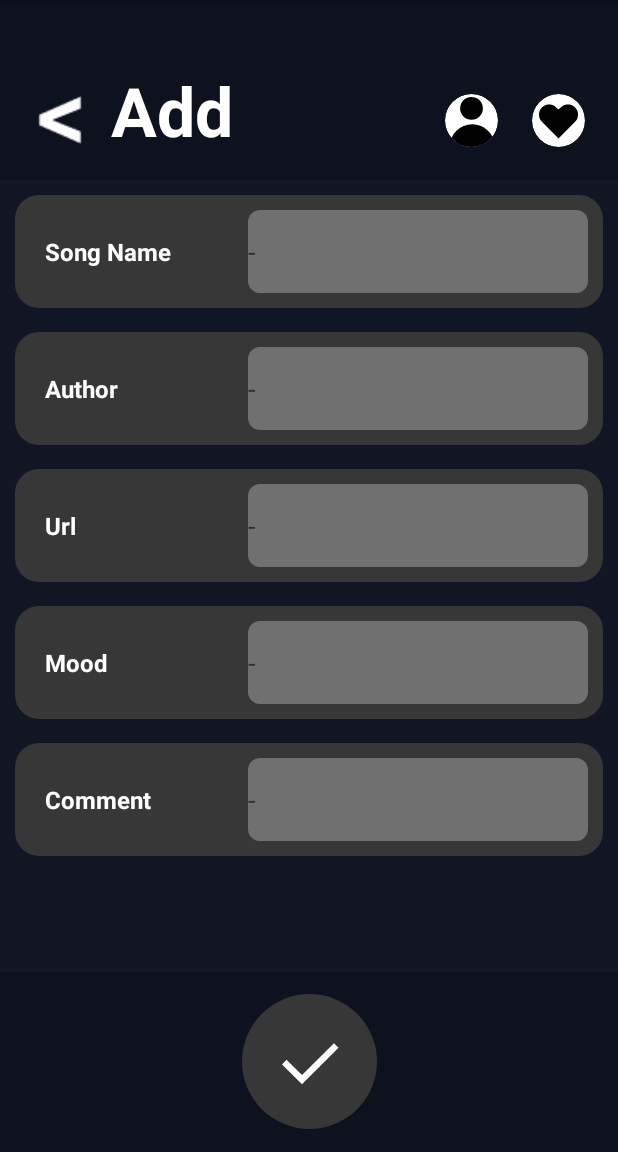
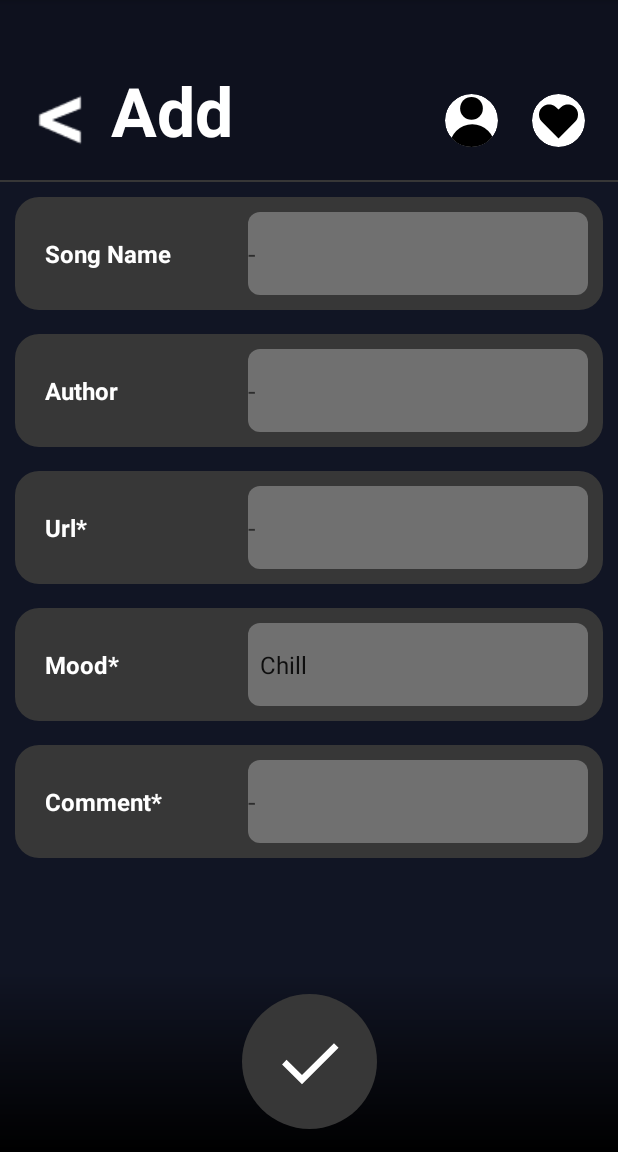
Before and after one commit to equa-tory/Android-Music-Recomendation, an Android app: the AddActivity screen opened directly, with no data from a screen before it, on a phone screen of 412 x 824 dp, the part 84-1236 px from its top. Run offline under Robolectric (Android 15) with nearby library versions, the light colour scheme and no system bars.

Commit message:
2.1 redesign + first device test + ServerConfig

```diff
--- a/app/src/main/java/com/example/test01/AddActivity.java
+++ b/app/src/main/java/com/example/test01/AddActivity.java
@@ -1,11 +1,16 @@
 package com.example.test01;
+
+import static android.view.View.GONE;
+import static android.view.View.VISIBLE;
 
 import android.content.Intent;
 import android.os.Bundle;
 import android.util.Log;
 import android.view.View;
+import android.widget.ArrayAdapter;
 import android.widget.EditText;
 import android.widget.ImageButton;
+import android.widget.Spinner;
 import android.widget.TextView;
 
 import androidx.activity.EdgeToEdge;
@@ -21,6 +26,7 @@ import retrofit2.Retrofit;
 import retrofit2.converter.gson.GsonConverterFactory;
 
 public class AddActivity extends AppCompatActivity {
+
     View fieldItemTitle;
     View fieldItemAuthor;
     View fieldItemUrl;
@@ -45,13 +51,22 @@ public class AddActivity extends AppCompatActivity {
         fi_author_title.setText("Author");
 
         TextView fi_url_title = fieldItemUrl.findViewById(R.id.field_title);
-        fi_url_title.setText("Url");
+        fi_url_title.setText("Url*");
 
         TextView fi_mood_title = fieldItemMood.findViewById(R.id.field_title);
-        fi_mood_title.setText("Mood");
+        fi_mood_title.setText("Mood*");
+        //
+        Spinner spinner = fieldItemMood.findViewById(R.id.field_spinner);
+        fieldItemMood.findViewById(R.id.field_edittext).setVisibility(GONE);
+        spinner.setVisibility(VISIBLE);
+        //
+        String[] moodLabels = {"Chill", "Drive", "Casual", "Rock", "Christmas"};
+        ArrayAdapter<String> adapter = new ArrayAdapter<>(this, android.R.layout.simple_spinner_item, moodLabels);
+        adapter.setDropDownViewResource(android.R.layout.simple_spinner_dropdown_item);
+        spinner.setAdapter(adapter);
 
         TextView fi_comment_title = fieldItemComment.findViewById(R.id.field_title);
-        fi_comment_title.setText("Comment");
+        fi_comment_title.setText("Comment*");
     }
 
     public void ActivityToMain(View v) {
@@ -61,7 +76,7 @@ public class AddActivity extends AppCompatActivity {
 
     public void SubmitTrack(View v){
         Retrofit retrofit = new Retrofit.Builder()
-                .baseUrl("http://10.0.2.2:8000/") // важно! для эмулятора Android = localhost
+                .baseUrl(ServerConfig.SERVER_ADDRESS) // важно! для эмулятора Android = localhost
                 .addConverterFactory(GsonConverterFactory.create())
                 .build();
 
@@ -72,7 +87,7 @@ public class AddActivity extends AppCompatActivity {
         EditText fi_title = fieldItemTitle.findViewById(R.id.field_edittext);
         EditText fi_author = fieldItemAuthor.findViewById(R.id.field_edittext);
         EditText fi_url = fieldItemUrl.findViewById(R.id.field_edittext);
-        EditText fi_mood = fieldItemMood.findViewById(R.id.field_edittext);
+        Spinner fi_mood = fieldItemMood.findViewById(R.id.field_spinner);
         EditText fi_comment = fieldItemComment.findViewById(R.id.field_edittext);
 
         int userId = getSharedPreferences("prefs", MODE_PRIVATE)
@@ -87,7 +102,8 @@ public class AddActivity extends AppCompatActivity {
             fi_title.getText().toString(),
             fi_author.getText().toString(),
             fi_url.getText().toString(),
-            Integer.parseInt(fi_mood.getText().toString()),
+//            Integer.parseInt(fi_mood.getText().toString()),
+            fi_mood.getSelectedItemPosition(),
             fi_comment.getText().toString(),
             userId
         );
--- a/app/src/main/java/com/example/test01/LoginActivity.java
+++ b/app/src/main/java/com/example/test01/LoginActivity.java
@@ -19,6 +19,7 @@ import retrofit2.converter.gson.GsonConverterFactory;
 
 public class LoginActivity extends AppCompatActivity {
 
+
     @Override
     protected void onCreate(Bundle savedInstanceState) {
         super.onCreate(savedInstanceState);
@@ -37,7 +38,7 @@ public class LoginActivity extends AppCompatActivity {
 
     public void SubmitUser(View v){
         Retrofit retrofit = new Retrofit.Builder()
-                .baseUrl("http://10.0.2.2:8000/")
+                .baseUrl(ServerConfig.SERVER_ADDRESS)
                 .addConverterFactory(GsonConverterFactory.create())
                 .build();
 
--- /dev/null
+++ b/app/src/main/java/com/example/test01/ServerConfig.java
@@ -0,0 +1,6 @@
+package com.example.test01;
+
+public class ServerConfig {
+    //    private String serverAdress = "http://10.0.2.2:8000/";
+    public static final String SERVER_ADDRESS = "http://147.45.136.188:8080/";
+}
--- a/app/src/main/res/drawable/gradient_footer.xml
+++ b/app/src/main/res/drawable/gradient_footer.xml
@@ -2,7 +2,7 @@
 <shape xmlns:android="http://schemas.android.com/apk/res/android">
     <gradient
         android:angle="270"
-        android:startColor="#00000011"
-        android:endColor="#00000000"
+        android:startColor="#0000"
+        android:endColor="#000000"
         android:type="linear"/>
 </shape>
--- a/app/src/main/res/layout/activity_add.xml
+++ b/app/src/main/res/layout/activity_add.xml
@@ -7,12 +7,14 @@
     android:layout_height="match_parent"
     tools:context=".MainActivity">
 
-    <LinearLayout
+    <GridLayout
         android:id="@+id/grid_main"
         android:background="@color/d03"
         android:layout_width="match_parent"
         android:layout_height="match_parent"
-        android:orientation="vertical">
+        android:orientation="vertical"
+        android:columnCount="1"
+        android:rowCount="4">
 
         <LinearLayout
             android:id="@+id/grid_header"
@@ -20,7 +22,8 @@
             android:layout_height="120dp"
             android:background="@color/d02"
             android:orientation="horizontal"
-            android:padding="16dp">
+            android:padding="16dp"
+            android:layout_row="0">
 
             <ImageButton
                 android:id="@+id/back_button"
@@ -67,6 +70,13 @@
 
         </LinearLayout>
 
+        <View
+            android:layout_width="match_parent"
+            android:layout_height="1dp"
+            android:background="@color/d04"
+            android:layout_gravity="bottom|center"
+            android:layout_row="1"/>
+
         <LinearLayout
             android:id="@+id/grid_list"
             android:layout_width="match_parent"
@@ -74,7 +84,10 @@
             android:layout_height="0dp"
             android:orientation="vertical"
             android:gravity="center|top"
-            android:padding="10dp">
+            android:padding="10dp"
+            android:layout_row="2"
+            android:layout_rowSpan="2"
+            android:layout_gravity="fill">
 
             <include
                 layout="@layout/item_field"
@@ -99,7 +112,9 @@
             android:layout_height="120dp"
             android:orientation="horizontal"
             android:gravity="center"
-            android:background="@color/d02">
+            android:background="@drawable/gradient_footer"
+            android:layout_row="3"
+            android:layout_column="0">
 
             <ImageButton
                 android:id="@+id/confirm_button"
@@ -111,6 +126,6 @@
                 android:onClick="SubmitTrack"
                 app:srcCompat="@drawable/confirm" />
         </LinearLayout>
-    </LinearLayout>
+    </GridLayout>
 
 </androidx.constraintlayout.widget.ConstraintLayout>
--- a/app/src/main/res/layout/item_field.xml
+++ b/app/src/main/res/layout/item_field.xml
@@ -40,6 +40,13 @@
                 android:layout_width="match_parent"
                 android:layout_height="match_parent"
                 android:hint="-"
+                android:visibility="visible"
+                android:background="@drawable/ic_launcher_background_edittext"/>
+            <Spinner
+                android:id="@+id/field_spinner"
+                android:layout_width="match_parent"
+                android:layout_height="match_parent"
+                android:visibility="gone"
                 android:background="@drawable/ic_launcher_background_edittext"/>
         </LinearLayout>
     </LinearLayout>
--- a/app/src/main/res/xml/network_security_config.xml
+++ b/app/src/main/res/xml/network_security_config.xml
@@ -2,5 +2,6 @@
 <network-security-config>
     <domain-config cleartextTrafficPermitted="true">
         <domain includeSubdomains="true">10.0.2.2</domain>
+        <domain includeSubdomains="true">147.45.136.188</domain>
     </domain-config>
 </network-security-config>
```
Also changed, not shown: app/src/main/java/com/example/test01/MainActivity.java (+24 -5 lines), app/src/main/res/drawable/header_outline.xml (added, +15 -0 lines), app/src/main/res/layout/activity_login.xml (+22 -6 lines), app/src/main/res/layout/activity_main.xml (+31 -9 lines), app/src/main/res/layout/activity_reactions.xml (+22 -7 lines), app/src/main/res/layout/item_track.xml (+6 -2 lines), app/src/main/res/layout/list_offset.xml (added, +12 -0 lines).
